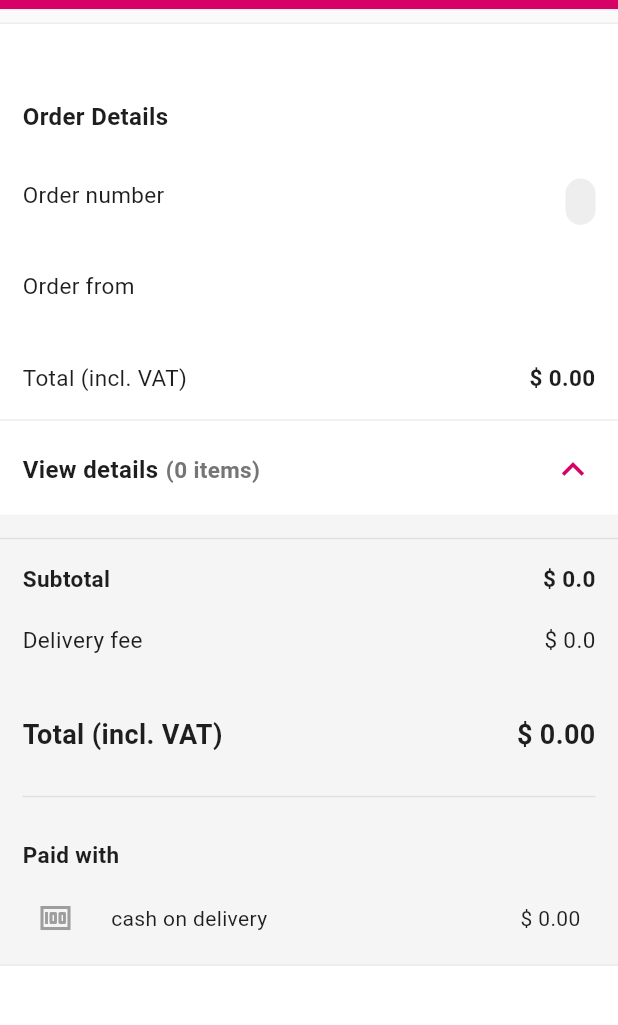
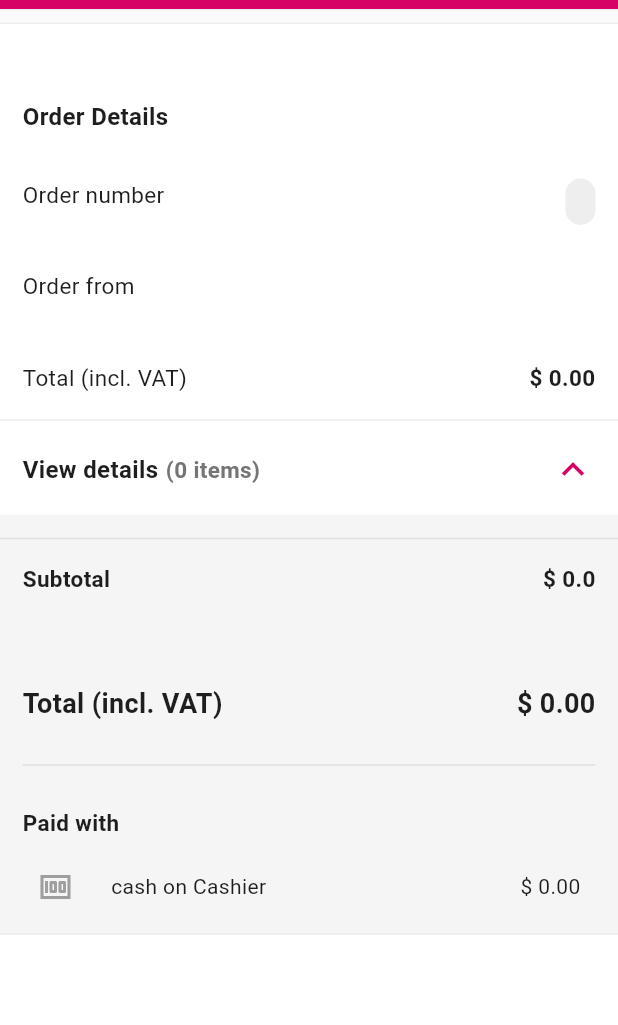
Before and after one commit to anwersafy/FoodPanda-Flutter-Clone-User-master, a Flutter app: the OrderScreenWithoutMap screen opened directly with empty values, after a tap on "View details", on a phone screen of 412 x 824 dp, the part 84-1109 px from its top. Run offline on Flutter 3.47's test engine with Material 3 defaults, Android fonts, the phone set to English and light mode, and no system bars; our stand-ins replace cloud_firestore, connectivity_plus, country_picker, firebase_auth, firebase_core, flutter_pw_validator and 10 more; missing offline and left inert: external_app_launcher, flutter_facebook_auth, flutter_sticky_widgets, rect_getter; accounts and stored records are empty.

Commit message:
delivery removal

```diff
--- a/lib/cart/widgets/bottom_navigation.dart
+++ b/lib/cart/widgets/bottom_navigation.dart
@@ -6,7 +6,7 @@ import 'package:foodpanda_user/models/cart.dart';
 
 class BottomNavigation extends StatelessWidget {
   final double subtotalPrice;
-  final double deliveryPrice;
+  // final double deliveryPrice;
   final double discountPrice;
   final List<Cart> carts;
   final String? title;
@@ -16,7 +16,7 @@ class BottomNavigation extends StatelessWidget {
     required this.carts,
     this.title,
     required this.subtotalPrice,
-    required this.deliveryPrice,
+    // required this.deliveryPrice,
     required this.onClick,
     required this.discountPrice,
   });
@@ -73,7 +73,7 @@ class BottomNavigation extends StatelessWidget {
                       ],
                     ),
                     Text(
-                      '\$ ${(subtotalPrice + deliveryPrice - discountPrice).toStringAsFixed(2)}',
+                      '\$ ${(subtotalPrice - discountPrice).toStringAsFixed(2)}',
                       style: const TextStyle(
                         fontSize: 18,
                         fontWeight: FontWeight.w600,
--- a/lib/cart/widgets/view_detail.dart
+++ b/lib/cart/widgets/view_detail.dart
@@ -154,23 +154,23 @@ class _ViewDetailState extends State<ViewDetail> {
                             ],
                           ),
                           const SizedBox(height: 20),
-                          Row(
-                            mainAxisAlignment: MainAxisAlignment.spaceBetween,
-                            children: [
-                              const Text(
-                                'Delivery fee',
-                                style: TextStyle(
-                                  fontSize: 15,
-                                ),
-                              ),
-                              Text(
-                                '\$ ${widget.order.deliveryPrice}',
-                                style: const TextStyle(
-                                  fontSize: 15,
-                                ),
-                              ),
-                            ],
-                          ),
+                          // Row(
+                          //   mainAxisAlignment: MainAxisAlignment.spaceBetween,
+                          //   children: [
+                          //     const Text(
+                          //       'Delivery fee',
+                          //       style: TextStyle(
+                          //         fontSize: 15,
+                          //       ),
+                          //     ),
+                          //     Text(
+                          //       '\$ ${widget.order.deliveryPrice}',
+                          //       style: const TextStyle(
+                          //         fontSize: 15,
+                          //       ),
+                          //     ),
+                          //   ],
+                          // ),
                           const SizedBox(height: 20),
                           widget.order.discountPrice != 0
                               ? Row(
@@ -222,7 +222,7 @@ class _ViewDetailState extends State<ViewDetail> {
                                 ),
                               ),
                               Text(
-                                '\$ ${(widget.order.totalPrice + widget.order.deliveryPrice - widget.order.discountPrice).toStringAsFixed(2)}',
+                                '\$ ${(widget.order.totalPrice  - widget.order.discountPrice).toStringAsFixed(2)}',
                                 style: const TextStyle(
                                   fontSize: 18,
                                   fontWeight: FontWeight.w600,
@@ -255,14 +255,14 @@ class _ViewDetailState extends State<ViewDetail> {
                                 const SizedBox(width: 25),
                                 const Expanded(
                                   child: Text(
-                                    'cash on delivery',
+                                    'cash on Cashier',
                                     style: TextStyle(
                                       fontSize: 14,
                                     ),
                                   ),
                                 ),
                                 Text(
-                                  '\$ ${(widget.order.totalPrice + widget.order.deliveryPrice - widget.order.discountPrice).toStringAsFixed(2)}',
+                                  '\$ ${(widget.order.totalPrice - widget.order.discountPrice).toStringAsFixed(2)}',
                                   style: const TextStyle(
                                     fontSize: 14,
                                   ),
--- a/lib/models/order.dart
+++ b/lib/models/order.dart
@@ -49,12 +49,12 @@ class Order {
   Shop shop;
   List<FoodOrder> foodOrders;
   double totalPrice;
-  double deliveryPrice;
+  // double deliveryPrice;
   double discountPrice;
   String? voucherId;
   bool isPaid;
   bool isShopAccept;
-  bool isRiderAccept;
+  // bool isRiderAccept;
   bool isPickup;
   bool isNear;
   bool isDelivered;
@@ -70,12 +70,12 @@ class Order {
     required this.shop,
     required this.foodOrders,
     required this.totalPrice,
-    required this.deliveryPrice,
+    // required this.deliveryPrice,
     required this.discountPrice,
     this.voucherId,
     this.isPaid = false,
     this.isShopAccept = false,
-    this.isRiderAccept = false,
+    // this.isRiderAccept = false,
     this.isPickup = false,
     this.isNear = false,
     this.isDelivered = false,
@@ -94,12 +94,12 @@ class Order {
       'shop': shop.toMap(),
       'foodOrders': foodOrders.map((x) => x.toMap()).toList(),
       'totalPrice': totalPrice,
-      'deliveryPrice': deliveryPrice,
+      // 'deliveryPrice': deliveryPrice,
       'discountPrice': discountPrice,
       'voucherId': voucherId,
       'isPaid': isPaid,
       'isShopAccept': isShopAccept,
-      'isRiderAccept': isRiderAccept,
+      // 'isRiderAccept': isRiderAccept,
       'isPickup': isPickup,
       'isNear': isNear,
       'isDelivered': isDelivered,
@@ -123,14 +123,14 @@ class Order {
         ),
       ),
       totalPrice: map['totalPrice'] as double,
-      deliveryPrice: map['deliveryPrice'] as double,
+      // deliveryPrice: map['deliveryPrice'] as double,
       discountPrice: map['discountPrice'] as double,
       voucherId: map['voucherId'] != null ? map['voucherId'] as String : null,
       isPaid: map['isPaid'] != null ? map['isPaid'] as bool : false,
       isShopAccept:
           map['isShopAccept'] != null ? map['isShopAccept'] as bool : false,
-      isRiderAccept:
-          map['isRiderAccept'] != null ? map['isRiderAccept'] as bool : false,
+      // isRiderAccept:
+      //     map['isRiderAccept'] != null ? map['isRiderAccept'] as bool : false,
       isPickup: map['isPickup'] != null ? map['isPickup'] as bool : false,
       isNear: map['isNear'] != null ? map['isNear'] as bool : false,
       isDelivered:
--- a/lib/router.dart
+++ b/lib/router.dart
@@ -142,7 +142,7 @@ Route<dynamic> generateRoute(RouteSettings routeSettings) {
           carts: args.carts,
           isCutlery: args.isCutlery,
           subtotalPrice: args.subtotalPrice,
-          deliveryPrice: args.deliveryPrice,
+          // deliveryPrice: args.deliveryPrice,
           discountPrice: args.discountPrice,
           voucherId: args.voucherId,
         ),
```
Also changed, not shown: lib/cart/screens/checkout_screen.dart (+26 -26 lines), lib/cart/widgets/cutlery_switch.dart (+49 -49 lines), lib/cart/widgets/subtotal_card.dart (+15 -15 lines).
